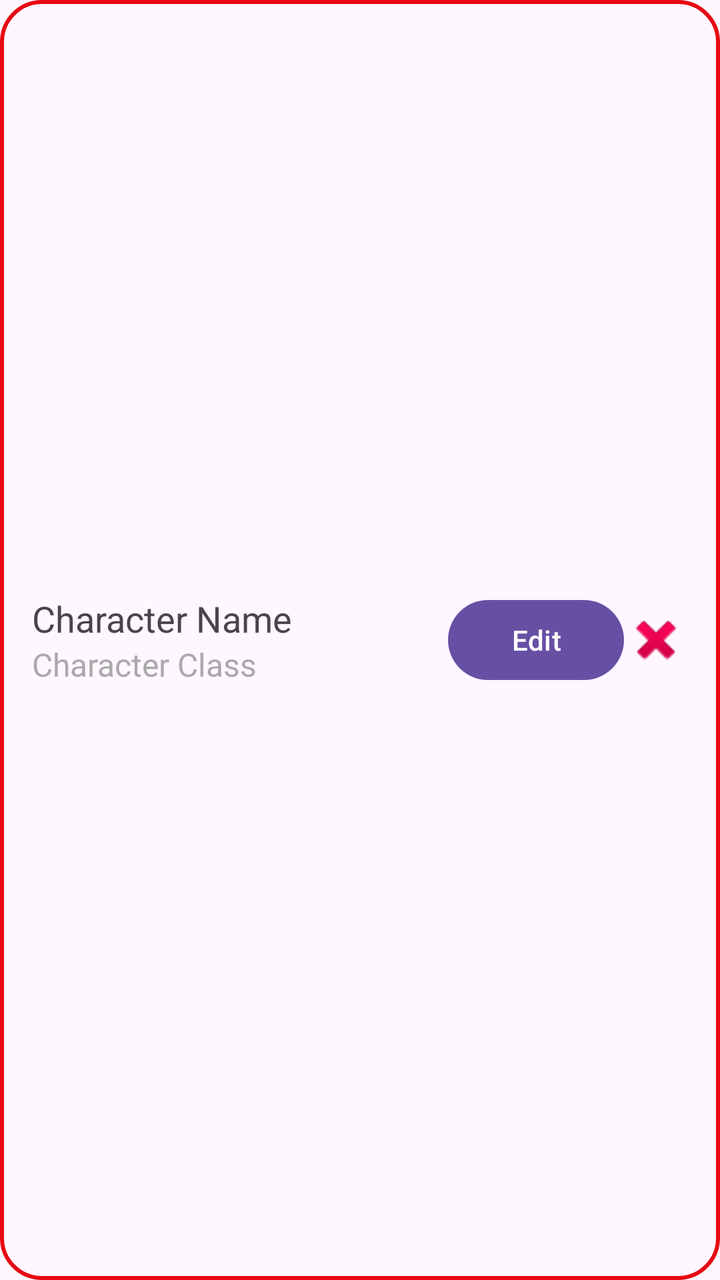
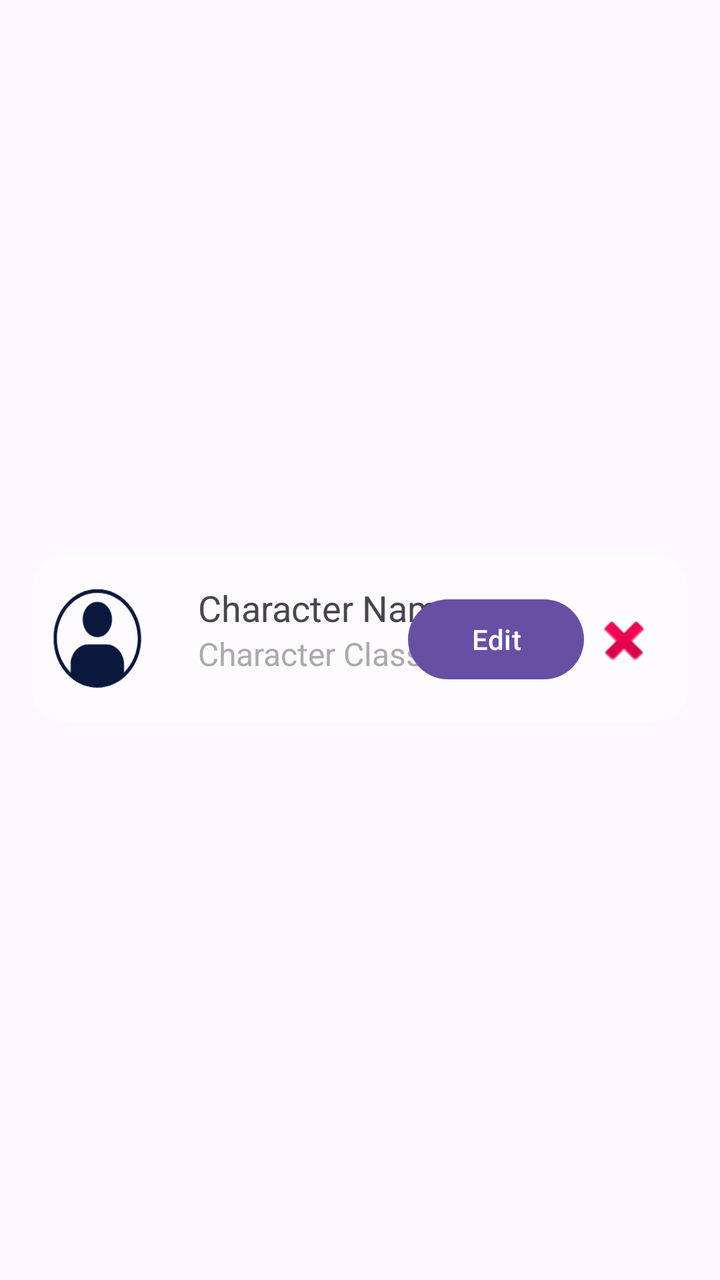

Screens rendered from an Android XML layout before and after an edit, with the pre-edit source and the edit as a unified diff.
<!-- AndroidManifest.xml: application theme Theme.Tavernia -->
<!-- res/layout/character_sheet_item.xml -->
<?xml version="1.0" encoding="utf-8"?>
<LinearLayout
    xmlns:android="http://schemas.android.com/apk/res/android"
    android:layout_width="match_parent"
    android:layout_height="wrap_content"
    android:orientation="horizontal"
    android:padding="16dp"
    android:gravity="center_vertical"
    android:background="@drawable/red_border">

    
    <LinearLayout
        android:layout_width="0dp"
        android:layout_height="wrap_content"
        android:layout_weight="1"
        android:orientation="vertical">

        <TextView
            android:id="@+id/character_name"
            android:layout_width="wrap_content"
            android:layout_height="wrap_content"
            android:text="Character Name"
            android:textSize="18sp" />

        <TextView
            android:id="@+id/character_class"
            android:layout_width="wrap_content"
            android:layout_height="wrap_content"
            android:text="Character Class"
            android:textSize="16sp"
            android:textColor="@android:color/darker_gray" />
    </LinearLayout>

    
    <Button
        android:id="@+id/edit_sheet_button"
        android:layout_width="wrap_content"
        android:layout_height="wrap_content"
        android:text="Edit" />

    <ImageButton
        android:id="@+id/delete_sheet_button"
        android:layout_width="wrap_content"
        android:layout_height="wrap_content"
        android:src="@android:drawable/ic_delete"
        android:background="?attr/selectableItemBackgroundBorderless"
        android:contentDescription="Delete character" />
</LinearLayout>
<!-- resources referenced by this layout -->
<resources>
  <!-- drawable red_border (drawable) -->
  <?xml version="1.0" encoding="utf-8"?>
  <shape xmlns:android="http://schemas.android.com/apk/res/android"
      android:shape="rectangle">
      <stroke
          android:width="2dp"
          android:color="@color/red" />
      <corners
          android:radius="20dp" />
  </shape>
  <style name="Theme.Tavernia" parent="Base.Theme.Tavernia" />
  <color name="red">#E70813</color>
  <style name="Base.Theme.Tavernia" parent="Theme.Material3.DayNight.NoActionBar">
          
          
      </style>
</resources>

<!-- the commit's change to res/layout/character_sheet_item.xml (unified diff, before → after) -->
@@ -1,48 +1,87 @@
 <?xml version="1.0" encoding="utf-8"?>
-<LinearLayout
-    xmlns:android="http://schemas.android.com/apk/res/android"
+<androidx.constraintlayout.widget.ConstraintLayout xmlns:android="http://schemas.android.com/apk/res/android"
+    xmlns:app="http://schemas.android.com/apk/res-auto"
+    xmlns:tools="http://schemas.android.com/tools"
     android:layout_width="match_parent"
     android:layout_height="wrap_content"
+    android:layout_marginTop="16dp"
     android:orientation="horizontal"
-    android:padding="16dp"
-    android:gravity="center_vertical"
-    android:background="@drawable/red_border">
+    android:padding="0dp">
 
     
-    <LinearLayout
+    <androidx.constraintlayout.widget.ConstraintLayout
         android:layout_width="0dp"
-        android:layout_height="wrap_content"
-        android:layout_weight="1"
-        android:orientation="vertical">
+        android:layout_height="89dp"
+        android:layout_marginStart="16dp"
+        android:layout_marginEnd="16dp"
+        android:background="@drawable/personnage"
+        app:layout_constraintBottom_toBottomOf="parent"
+        app:layout_constraintEnd_toEndOf="parent"
+        app:layout_constraintStart_toStartOf="parent"
+        app:layout_constraintTop_toTopOf="parent">
+
+        <ImageButton
+            android:id="@+id/delete_sheet_button"
+            android:layout_width="wrap_content"
+            android:layout_height="wrap_content"
+            android:layout_marginTop="8dp"
+            android:layout_marginEnd="16dp"
+            android:layout_marginBottom="8dp"
+            android:background="?attr/selectableItemBackgroundBorderless"
+            android:contentDescription="Delete character"
+            android:src="@android:drawable/ic_delete"
+            app:layout_constraintBottom_toBottomOf="parent"
+            app:layout_constraintEnd_toEndOf="parent"
+            app:layout_constraintHorizontal_bias="1.0"
+            app:layout_constraintStart_toEndOf="@id/character_class"
+            app:layout_constraintTop_toTopOf="parent" />
 
         <TextView
             android:id="@+id/character_name"
             android:layout_width="wrap_content"
             android:layout_height="wrap_content"
+            android:layout_marginStart="83dp"
+            android:layout_marginTop="16dp"
+            android:layout_marginEnd="21dp"
             android:text="Character Name"
-            android:textSize="18sp" />
+            android:textSize="18sp"
+            app:layout_constraintEnd_toStartOf="@+id/edit_sheet_button"
+            app:layout_constraintHorizontal_bias="0.0"
+            app:layout_constraintStart_toStartOf="parent"
+            app:layout_constraintTop_toTopOf="parent" />
 
         <TextView
             android:id="@+id/character_class"
             android:layout_width="wrap_content"
             android:layout_height="wrap_content"
+            android:layout_marginStart="83dp"
+            android:layout_marginEnd="39dp"
+            android:layout_marginBottom="16dp"
             android:text="Character Class"
+            android:textColor="@android:color/darker_gray"
             android:textSize="16sp"
-            android:textColor="@android:color/darker_gray" />
-    </LinearLayout>
+            app:layout_constraintBottom_toBottomOf="parent"
+            app:layout_constraintEnd_toStartOf="@+id/edit_sheet_button"
+            app:layout_constraintHorizontal_bias="0.0"
+            app:layout_constraintStart_toStartOf="parent"
+            app:layout_constraintTop_toBottomOf="@+id/character_name"
+            app:layout_constraintVertical_bias="0.0" />
+
+        <Button
+            android:id="@+id/edit_sheet_button"
+            android:layout_width="wrap_content"
+            android:layout_height="wrap_content"
+            android:layout_marginTop="16dp"
+            android:layout_marginEnd="4dp"
+            android:layout_marginBottom="16dp"
+            android:text="Edit"
+            app:layout_constraintBottom_toBottomOf="parent"
+            app:layout_constraintEnd_toStartOf="@+id/delete_sheet_button"
+            app:layout_constraintTop_toTopOf="parent"
+            app:layout_constraintVertical_bias="0.444" />
+
+    </androidx.constraintlayout.widget.ConstraintLayout>
 
     
-    <Button
-        android:id="@+id/edit_sheet_button"
-        android:layout_width="wrap_content"
-        android:layout_height="wrap_content"
-        android:text="Edit" />
 
-    <ImageButton
-        android:id="@+id/delete_sheet_button"
-        android:layout_width="wrap_content"
-        android:layout_height="wrap_content"
-        android:src="@android:drawable/ic_delete"
-        android:background="?attr/selectableItemBackgroundBorderless"
-        android:contentDescription="Delete character" />
-</LinearLayout>
+</androidx.constraintlayout.widget.ConstraintLayout>
<!-- resource entries referenced after the edit -->
@@ -1,17 +1,7 @@
 <!-- resources referenced by this layout -->
 <resources>
-  <!-- drawable red_border (drawable) -->
-  <?xml version="1.0" encoding="utf-8"?>
-  <shape xmlns:android="http://schemas.android.com/apk/res/android"
-      android:shape="rectangle">
-      <stroke
-          android:width="2dp"
-          android:color="@color/red" />
-      <corners
-          android:radius="20dp" />
-  </shape>
+  <!-- drawable personnage: png bitmap (drawable, 11205 bytes) -->
   <style name="Theme.Tavernia" parent="Base.Theme.Tavernia" />
-  <color name="red">#E70813</color>
   <style name="Base.Theme.Tavernia" parent="Theme.Material3.DayNight.NoActionBar">
           
           
